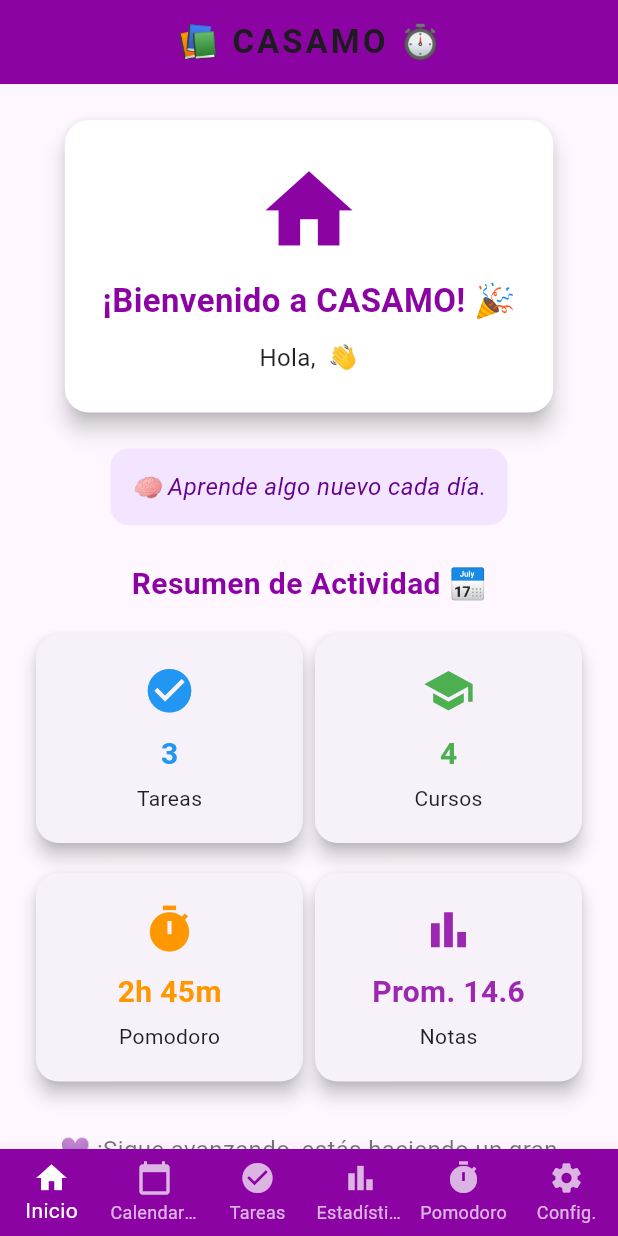
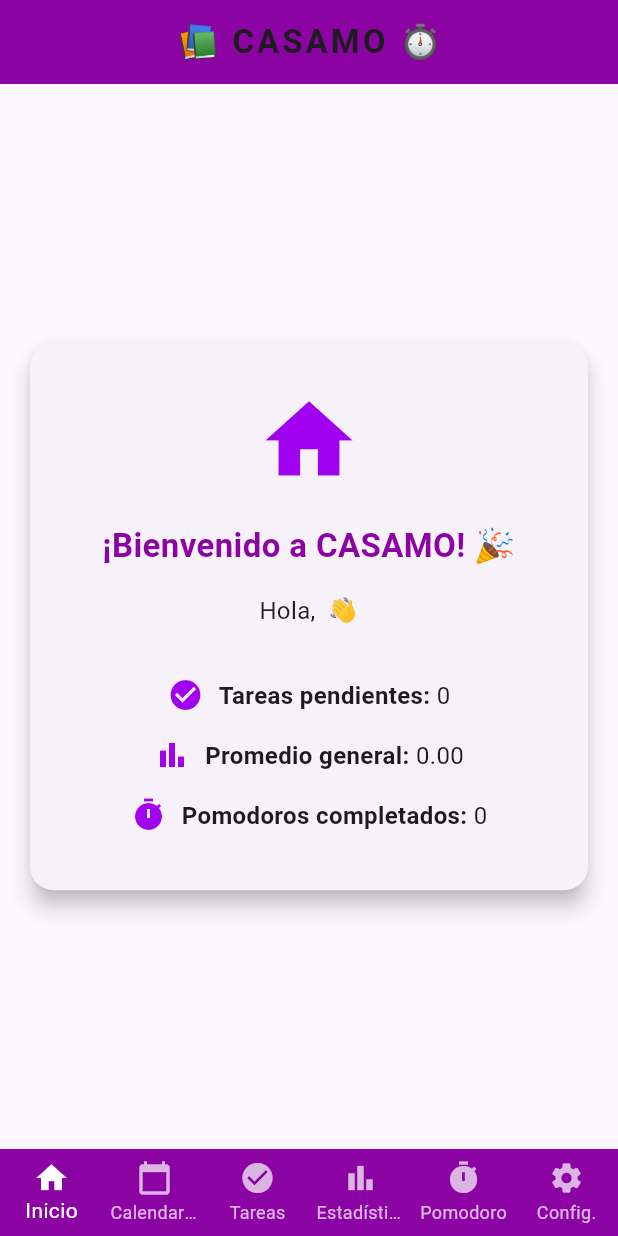
Before and after one commit to josec408/CASAMO, a Flutter app: the screen it shows once a user with an empty profile is signed in, on a phone screen of 412 x 824 dp. Run offline on Flutter 3.47's test engine with Material 3 defaults, Android fonts, the light colour scheme and no system bars; our stand-ins replace firebase_auth, firebase_core, shared_preferences, table_calendar; accounts and stored records are empty.

Commit message:
creacion de app_data

```diff
--- /dev/null
+++ b/lib/app_data.dart
@@ -0,0 +1,23 @@
+import 'package:flutter/material.dart';
+
+class AppData extends ChangeNotifier {
+  int tareasPendientes = 0;
+  double promedioGeneral = 0.0;
+  int pomodorosCompletados = 0;
+
+  // Métodos para actualizar los valores
+  void actualizarTareas(int nuevasTareas) {
+    tareasPendientes = nuevasTareas;
+    notifyListeners();
+  }
+
+  void actualizarPromedio(double nuevoPromedio) {
+    promedioGeneral = nuevoPromedio;
+    notifyListeners();
+  }
+
+  void actualizarPomodoros(int nuevosPomodoros) {
+    pomodorosCompletados = nuevosPomodoros;
+    notifyListeners();
+  }
+}
--- a/lib/main.dart
+++ b/lib/main.dart
@@ -4,13 +4,21 @@ import 'package:firebase_auth/firebase_auth.dart';
 import 'firebase_options.dart';
 import 'screen/login_screen.dart';
 import 'screen/home_screen.dart';
+import 'package:provider/provider.dart';
+import 'app_data.dart';
 
 void main() async {
   WidgetsFlutterBinding.ensureInitialized();
   await Firebase.initializeApp(
     options: DefaultFirebaseOptions.currentPlatform,
   );
-  runApp(const MyApp());
+
+  runApp(
+    ChangeNotifierProvider(
+      create: (_) => AppData(), // ✅ se inicializa el Provider global
+      child: const MyApp(),
+    ),
+  );
 }
 
 class MyApp extends StatelessWidget {
@@ -32,9 +40,11 @@ class MyApp extends StatelessWidget {
               body: Center(child: CircularProgressIndicator()),
             );
           }
+
           if (snapshot.hasData) {
             return const HomeScreen(); // ✅ usuario logueado
           }
+
           return const LoginScreen(); // ✅ usuario NO logueado
         },
       ),
--- a/lib/screen/home_screen.dart
+++ b/lib/screen/home_screen.dart
@@ -1,5 +1,7 @@
+import 'package:casamo/app_data.dart';
 import 'package:flutter/material.dart';
 import 'package:firebase_auth/firebase_auth.dart';
+import 'package:provider/provider.dart';
 
 // Importar las otras pantallas
 import 'calendar_screen.dart';
@@ -72,33 +74,22 @@ class _HomeScreenState extends State<HomeScreen> {
 
   // 🔹 Pantalla de inicio mejorada
   Widget _dashboard() {
-    final frases = [
-      "💪 La disciplina vence al talento.",
-      "📘 Estudia hoy, brilla mañana.",
-      "🔥 Cada pequeño avance cuenta.",
-      "🚀 La constancia es el camino al éxito.",
-      "🧠 Aprende algo nuevo cada día.",
-    ];
-    frases.shuffle();
-
-    return SingleChildScrollView(
-      padding: const EdgeInsets.all(20),
-      child: Column(
-        crossAxisAlignment: CrossAxisAlignment.center,
-        children: [
-          // 🏠 Bienvenida
-          Card(
+    return Consumer<AppData>(
+      builder: (context, appData, child) {
+        return Center(
+          child: Card(
             elevation: 6,
             shape: RoundedRectangleBorder(
               borderRadius: BorderRadius.circular(16),
             ),
-            color: Colors.white,
+            margin: const EdgeInsets.all(20),
             child: Padding(
-              padding: const EdgeInsets.all(25),
+              padding: const EdgeInsets.all(30),
               child: Column(
+                mainAxisSize: MainAxisSize.min,
                 children: [
-                  const Icon(Icons.home, size: 70, color: Color.fromARGB(255, 139, 4, 163)),
-                  const SizedBox(height: 10),
+                  const Icon(Icons.home, size: 70, color: Color.fromARGB(255, 160, 2, 240)),
+                  const SizedBox(height: 20),
                   const Text(
                     "¡Bienvenido a CASAMO! 🎉",
                     style: TextStyle(
@@ -106,78 +97,44 @@ class _HomeScreenState extends State<HomeScreen> {
                       fontWeight: FontWeight.bold,
                       color: Color.fromARGB(255, 139, 4, 163),
                     ),
+                    textAlign: TextAlign.center,
                   ),
-                  const SizedBox(height: 10),
+                  const SizedBox(height: 15),
                   Text(
                     "Hola, ${user?.email ?? "Usuario"} 👋",
                     style: const TextStyle(fontSize: 16, color: Colors.black87),
+                    textAlign: TextAlign.center,
                   ),
+                  const SizedBox(height: 25),
+                  // 🔹 Tarjetas de resumen
+                  _buildResumenTile(Icons.check_circle, "Tareas pendientes", "${appData.tareasPendientes}"),
+                  _buildResumenTile(Icons.bar_chart, "Promedio general", appData.promedioGeneral.toStringAsFixed(2)),
+                  _buildResumenTile(Icons.timer, "Pomodoros completados", "${appData.pomodorosCompletados}"),
                 ],
               ),
             ),
           ),
-
-          const SizedBox(height: 20),
-
-          // 🌟 Frase motivacional
-          Container(
-            padding: const EdgeInsets.all(14),
-            decoration: BoxDecoration(
-              color: const Color.fromARGB(255, 243, 229, 255),
-              borderRadius: BorderRadius.circular(12),
-            ),
-            child: Text(
-              frases.first,
-              textAlign: TextAlign.center,
-              style: const TextStyle(
-                fontSize: 16,
-                fontStyle: FontStyle.italic,
-                color: Color.fromARGB(255, 100, 3, 143),
-              ),
-            ),
-          ),
-
-          const SizedBox(height: 25),
-
-          // 📊 Resumen rápido
-          const Text(
-            "Resumen de Actividad 📅",
-            style: TextStyle(
-              fontSize: 20,
-              fontWeight: FontWeight.bold,
-              color: Color.fromARGB(255, 139, 4, 163),
-            ),
-          ),
-          const SizedBox(height: 15),
-
-          Row(
-            mainAxisAlignment: MainAxisAlignment.spaceEvenly,
-            children: [
-              _infoCard("Tareas", "3", Icons.check_circle, Colors.blue),
-              _infoCard("Cursos", "4", Icons.school, Colors.green),
-            ],
-          ),
-          const SizedBox(height: 12),
-          Row(
-            mainAxisAlignment: MainAxisAlignment.spaceEvenly,
-            children: [
-              _infoCard("Pomodoro", "2h 45m", Icons.timer, Colors.orange),
-              _infoCard("Notas", "Prom. 14.6", Icons.bar_chart, Colors.purple),
-            ],
-          ),
-
-          const SizedBox(height: 30),
-
-          // 💜 Mensaje final motivador
-          const Text(
-            "💜 ¡Sigue avanzando, estás haciendo un gran trabajo!",
-            textAlign: TextAlign.center,
-            style: TextStyle(fontSize: 16, color: Colors.black54),
-          ),
-        ],
-      ),
+        );
+      },
     );
   }
+
+Widget _buildResumenTile(IconData icon, String titulo, String valor) {
+  return Padding(
+    padding: const EdgeInsets.symmetric(vertical: 8),
+    child: Row(
+      mainAxisAlignment: MainAxisAlignment.center,
+      children: [
+        Icon(icon, color: const Color.fromARGB(255, 160, 2, 240)),
+        const SizedBox(width: 10),
+        Text("$titulo: ",
+            style: const TextStyle(fontSize: 16, fontWeight: FontWeight.w600)),
+        Text(valor, style: const TextStyle(fontSize: 16)),
+      ],
+    ),
+  );
+}
+
 
   // 🔹 Widget auxiliar para las tarjetas de resumen
   Widget _infoCard(String titulo, String valor, IconData icono, Color color) {
--- a/lib/screen/pomodoro_screen.dart
+++ b/lib/screen/pomodoro_screen.dart
@@ -1,5 +1,7 @@
 import 'dart:async';
+import 'package:casamo/app_data.dart';
 import 'package:flutter/material.dart';
+import 'package:provider/provider.dart';
 
 
 class PomodoroScreen extends StatefulWidget {
@@ -60,6 +62,12 @@ class _PomodoroScreenState extends State<PomodoroScreen> {
     setState(() {
       if (isWorking) {
         completedSessions++;
+
+        // ✅ Actualiza el contador global en Provider
+        Provider.of<AppData>(context, listen: false).actualizarPomodoros(
+          Provider.of<AppData>(context, listen: false).pomodorosCompletados + 1
+        );
+
         if (completedSessions % sessionsBeforeLongBreak == 0) {
           isWorking = false;
           remainingSeconds = longBreak * 60;
@@ -74,6 +82,7 @@ class _PomodoroScreenState extends State<PomodoroScreen> {
       isRunning = false;
     });
   }
+
 
   void _openSettings() {
     final workCtrl = TextEditingController(text: workDuration.toString());
--- a/lib/screen/stats_screen.dart
+++ b/lib/screen/stats_screen.dart
@@ -1,5 +1,7 @@
 import 'dart:convert';
+import 'package:casamo/app_data.dart';
 import 'package:flutter/material.dart';
+import 'package:provider/provider.dart';
 import 'package:shared_preferences/shared_preferences.dart';
 
 class StatsScreen extends StatefulWidget {
@@ -202,11 +204,17 @@ class _CursoCardState extends State<CursoCard> {
       c.mensaje = c.notaFinal >= 11
           ? "✅ Aprobado con ${c.notaFinal.toStringAsFixed(2)}"
           : "❌ Desaprobado con ${c.notaFinal.toStringAsFixed(2)}";
+
+      // 🔽 Aquí agregas la actualización del provider
+      Provider.of<AppData>(context, listen: false)
+          .actualizarPromedio(c.notaFinal);
     }
   });
 
   widget.onChanged(); // guardar automáticamente
 }
+
+
 
   @override
   Widget build(BuildContext context) {
--- a/pubspec.yaml
+++ b/pubspec.yaml
@@ -36,7 +36,7 @@ dependencies:
   table_calendar: ^3.2.0
   cloud_firestore: ^6.0.2
   shared_preferences: ^2.2.3
-
+  provider: ^6.0.5
 
 dev_dependencies:
   flutter_test:
```
Also changed, not shown: pubspec.lock. Lines whose indentation alone changed are shown as unchanged.
